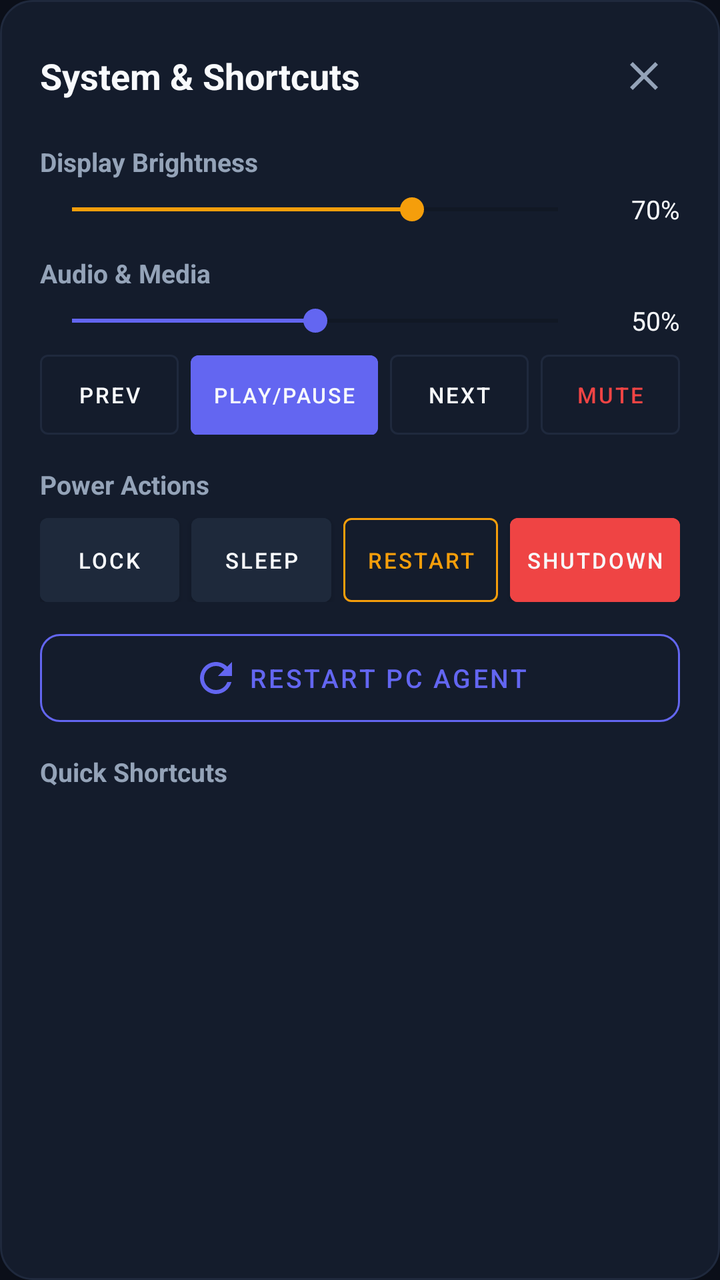
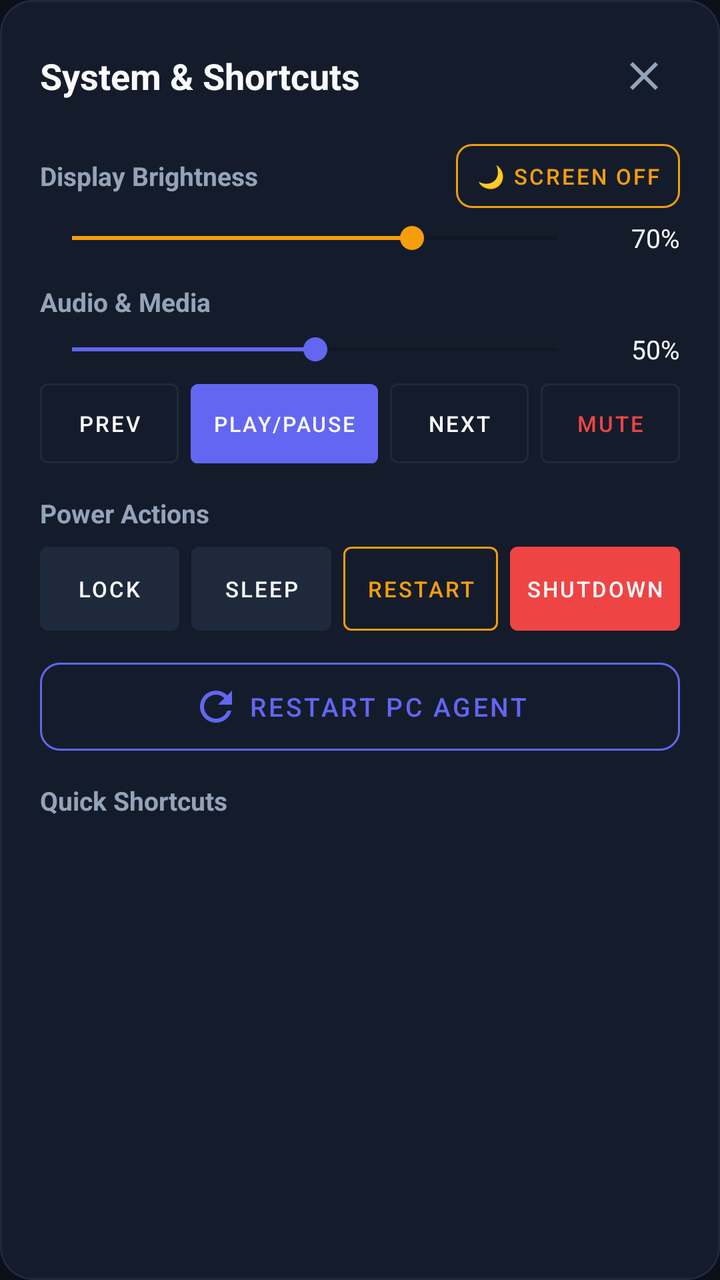

Two renders of the same Android screen: before a commit and after it. Below are the layout's source before the change and the commit's diff.
<!-- AndroidManifest.xml: application theme Theme.RemotePocket -->
<!-- res/layout/dialog_system_sheet.xml -->
<?xml version="1.0" encoding="utf-8"?>
<LinearLayout xmlns:android="http://schemas.android.com/apk/res/android"
    xmlns:app="http://schemas.android.com/apk/res-auto"
    android:layout_width="match_parent"
    android:layout_height="wrap_content"
    android:background="@drawable/bg_card_glass"
    android:orientation="vertical"
    android:padding="20dp">

    
    <LinearLayout
        android:layout_width="match_parent"
        android:layout_height="wrap_content"
        android:gravity="center_vertical"
        android:orientation="horizontal"
        android:paddingBottom="16dp">

        <TextView
            android:id="@+id/txtSystemSheetTitle"
            android:layout_width="0dp"
            android:layout_height="wrap_content"
            android:layout_weight="1"
            android:text="@string/system_controls_title"
            android:textColor="@color/text_primary"
            android:textSize="18sp"
            android:textStyle="bold" />

        <ImageButton
            android:id="@+id/btnCloseSystemSheet"
            android:layout_width="36dp"
            android:layout_height="36dp"
            android:background="?attr/selectableItemBackgroundBorderless"
            android:src="@drawable/ic_close"
            android:tint="@color/text_secondary" />
    </LinearLayout>

    
    <LinearLayout
        android:layout_width="match_parent"
        android:layout_height="wrap_content"
        android:gravity="center_vertical"
        android:orientation="horizontal">

        <TextView
            android:layout_width="0dp"
            android:layout_height="wrap_content"
            android:layout_weight="1"
            android:text="@string/section_display"
            android:textColor="@color/text_secondary"
            android:textSize="13sp"
            android:textStyle="bold" />

        <com.google.android.material.button.MaterialButton
            android:id="@+id/btnScreenOff"
            style="@style/Widget.MaterialComponents.Button.OutlinedButton"
            android:layout_width="wrap_content"
            android:layout_height="32dp"
            android:insetTop="0dp"
            android:insetBottom="0dp"
            android:minHeight="0dp"
            android:minWidth="0dp"
            android:paddingStart="10dp"
            android:paddingEnd="10dp"
            android:singleLine="true"
            android:text="@string/btn_screen_off"
            android:textColor="@color/accent_amber"
            android:textSize="11sp"
            android:visibility="gone"
            app:cornerRadius="8dp"
            app:strokeColor="@color/accent_amber" />
    </LinearLayout>

    <LinearLayout
        android:layout_width="match_parent"
        android:layout_height="wrap_content"
        android:gravity="center_vertical"
        android:orientation="horizontal"
        android:paddingTop="6dp"
        android:paddingBottom="14dp">

        <SeekBar
            android:id="@+id/seekBrightness"
            android:layout_width="0dp"
            android:layout_height="wrap_content"
            android:layout_weight="1"
            android:max="100"
            android:progress="70"
            android:progressTint="@color/accent_amber"
            android:thumbTint="@color/accent_amber" />

        <TextView
            android:id="@+id/txtBrightnessVal"
            android:layout_width="45dp"
            android:layout_height="wrap_content"
            android:gravity="end"
            android:text="70%"
            android:textColor="@color/text_primary"
            android:textSize="13sp" />
    </LinearLayout>

    
    <TextView
        android:layout_width="wrap_content"
        android:layout_height="wrap_content"
        android:text="@string/section_audio"
        android:textColor="@color/text_secondary"
        android:textSize="13sp"
        android:textStyle="bold" />

    <LinearLayout
        android:layout_width="match_parent"
        android:layout_height="wrap_content"
        android:gravity="center_vertical"
        android:orientation="horizontal"
        android:paddingTop="6dp"
        android:paddingBottom="8dp">

        <SeekBar
            android:id="@+id/seekVolume"
            android:layout_width="0dp"
            android:layout_height="wrap_content"
            android:layout_weight="1"
            android:max="100"
            android:progress="50"
            android:progressTint="@color/accent_indigo"
            android:thumbTint="@color/accent_indigo" />

        <TextView
            android:id="@+id/txtVolumeVal"
            android:layout_width="45dp"
            android:layout_height="wrap_content"
            android:gravity="end"
            android:text="50%"
            android:textColor="@color/text_primary"
            android:textSize="13sp" />
    </LinearLayout>

    
    <LinearLayout
        android:layout_width="match_parent"
        android:layout_height="wrap_content"
        android:orientation="horizontal"
        android:paddingBottom="16dp">

        <Button
            android:id="@+id/btnMediaPrev"
            style="@style/Widget.MaterialComponents.Button.OutlinedButton"
            android:layout_width="0dp"
            android:layout_height="40dp"
            android:layout_marginEnd="6dp"
            android:layout_weight="1"
            android:insetTop="0dp"
            android:insetBottom="0dp"
            android:minWidth="0dp"
            android:padding="0dp"
            android:singleLine="true"
            android:maxLines="1"
            android:text="@string/media_prev"
            android:textColor="@color/text_primary"
            android:textSize="11sp"
            app:strokeColor="@color/surface_card_border" />

        <Button
            android:id="@+id/btnMediaPlayPause"
            style="@style/Widget.MaterialComponents.Button"
            android:layout_width="0dp"
            android:layout_height="40dp"
            android:layout_marginEnd="6dp"
            android:layout_weight="1.35"
            android:backgroundTint="@color/accent_indigo"
            android:insetTop="0dp"
            android:insetBottom="0dp"
            android:minWidth="0dp"
            android:padding="0dp"
            android:singleLine="true"
            android:maxLines="1"
            android:text="@string/media_play_pause"
            android:textColor="@color/text_primary"
            android:textSize="10.5sp" />

        <Button
            android:id="@+id/btnMediaNext"
            style="@style/Widget.MaterialComponents.Button.OutlinedButton"
            android:layout_width="0dp"
            android:layout_height="40dp"
            android:layout_marginEnd="6dp"
            android:layout_weight="1"
            android:insetTop="0dp"
            android:insetBottom="0dp"
            android:minWidth="0dp"
            android:padding="0dp"
            android:singleLine="true"
            android:maxLines="1"
            android:text="@string/media_next"
            android:textColor="@color/text_primary"
            android:textSize="11sp"
            app:strokeColor="@color/surface_card_border" />

        <Button
            android:id="@+id/btnMediaMute"
            style="@style/Widget.MaterialComponents.Button.OutlinedButton"
            android:layout_width="0dp"
            android:layout_height="40dp"
            android:layout_weight="1"
            android:insetTop="0dp"
            android:insetBottom="0dp"
            android:minWidth="0dp"
            android:padding="0dp"
            android:singleLine="true"
            android:maxLines="1"
            android:text="@string/btn_mute"
            android:textColor="@color/accent_coral"
            android:textSize="11sp"
            app:strokeColor="@color/surface_card_border" />
    </LinearLayout>

    
    <TextView
        android:layout_width="wrap_content"
        android:layout_height="wrap_content"
        android:text="@string/section_power"
        android:textColor="@color/text_secondary"
        android:textSize="13sp"
        android:textStyle="bold" />

    <LinearLayout
        android:layout_width="match_parent"
        android:layout_height="wrap_content"
        android:orientation="horizontal"
        android:paddingTop="8dp"
        android:paddingBottom="16dp">

        <Button
            android:id="@+id/btnPowerLock"
            style="@style/Widget.MaterialComponents.Button"
            android:layout_width="0dp"
            android:layout_height="42dp"
            android:layout_marginEnd="6dp"
            android:layout_weight="0.95"
            android:backgroundTint="@color/btn_surface"
            android:insetTop="0dp"
            android:insetBottom="0dp"
            android:minWidth="0dp"
            android:padding="0dp"
            android:singleLine="true"
            android:maxLines="1"
            android:text="@string/btn_lock"
            android:textColor="@color/text_primary"
            android:textSize="11sp" />

        <Button
            android:id="@+id/btnPowerSleep"
            style="@style/Widget.MaterialComponents.Button"
            android:layout_width="0dp"
            android:layout_height="42dp"
            android:layout_marginEnd="6dp"
            android:layout_weight="0.95"
            android:backgroundTint="@color/btn_surface"
            android:insetTop="0dp"
            android:insetBottom="0dp"
            android:minWidth="0dp"
            android:padding="0dp"
            android:singleLine="true"
            android:maxLines="1"
            android:text="@string/btn_sleep"
            android:textColor="@color/text_primary"
            android:textSize="11sp" />

        <Button
            android:id="@+id/btnPowerRestart"
            style="@style/Widget.MaterialComponents.Button.OutlinedButton"
            android:layout_width="0dp"
            android:layout_height="42dp"
            android:layout_marginEnd="6dp"
            android:layout_weight="1.05"
            android:insetTop="0dp"
            android:insetBottom="0dp"
            android:minWidth="0dp"
            android:padding="0dp"
            android:singleLine="true"
            android:maxLines="1"
            android:text="@string/btn_restart"
            android:textColor="@color/accent_amber"
            android:textSize="11sp"
            app:strokeColor="@color/accent_amber" />

        <Button
            android:id="@+id/btnPowerShutdown"
            style="@style/Widget.MaterialComponents.Button"
            android:layout_width="0dp"
            android:layout_height="42dp"
            android:layout_weight="1.15"
            android:backgroundTint="@color/accent_coral"
            android:insetTop="0dp"
            android:insetBottom="0dp"
            android:minWidth="0dp"
            android:padding="0dp"
            android:singleLine="true"
            android:maxLines="1"
            android:text="@string/btn_shutdown"
            android:textColor="@color/text_primary"
            android:textSize="11sp" />
    </LinearLayout>

    <com.google.android.material.button.MaterialButton
        android:id="@+id/btnRestartAgent"
        style="@style/Widget.MaterialComponents.Button.OutlinedButton"
        android:layout_width="match_parent"
        android:layout_height="44dp"
        android:layout_marginBottom="16dp"
        android:insetTop="0dp"
        android:insetBottom="0dp"
        android:text="@string/btn_restart_agent"
        android:textColor="@color/accent_indigo"
        android:textSize="13sp"
        app:cornerRadius="10dp"
        app:icon="@drawable/ic_refresh"
        app:iconGravity="textStart"
        app:iconTint="@color/accent_indigo"
        app:strokeColor="@color/accent_indigo" />

    
    <TextView
        android:layout_width="wrap_content"
        android:layout_height="wrap_content"
        android:text="@string/section_shortcuts"
        android:textColor="@color/text_secondary"
        android:textSize="13sp"
        android:textStyle="bold" />

    <HorizontalScrollView
        android:layout_width="match_parent"
        android:layout_height="wrap_content"
        android:paddingTop="8dp"
        android:paddingEnd="16dp"
        android:clipToPadding="false"
        android:scrollbars="none">

        <LinearLayout
            android:id="@+id/layoutShortcutsContainer"
            android:layout_width="wrap_content"
            android:layout_height="wrap_content"
            android:orientation="horizontal" />
    </HorizontalScrollView>

</LinearLayout>
<!-- resources referenced by this layout -->
<resources>
  <color name="accent_amber">#F59E0B</color>
  <color name="accent_coral">#EF4444</color>
  <color name="accent_indigo">#6366F1</color>
  <color name="btn_surface">#1E293B</color>
  <color name="surface_card_border">#1F293D</color>
  <color name="text_primary">#F8FAFC</color>
  <color name="text_secondary">#94A3B8</color>
  <!-- drawable bg_card_glass (drawable) -->
  <?xml version="1.0" encoding="utf-8"?>
  <shape xmlns:android="http://schemas.android.com/apk/res/android"
      android:shape="rectangle">
      <solid android:color="@color/surface_card_translucent" />
      <stroke
          android:width="1dp"
          android:color="@color/surface_card_border" />
      <corners android:radius="16dp" />
  </shape>
  <!-- drawable ic_close (drawable) -->
  <vector xmlns:android="http://schemas.android.com/apk/res/android"
      android:width="24dp"
      android:height="24dp"
      android:viewportWidth="24"
      android:viewportHeight="24">
    <path
        android:fillColor="@android:color/white"
        android:pathData="M19,6.41L17.59,5 12,10.59 6.41,5 5,6.41 10.59,12 5,17.59 6.41,19 12,13.41 17.59,19 19,17.59 13.41,12z"/>
  </vector>
  <!-- drawable ic_refresh (drawable) -->
  <vector xmlns:android="http://schemas.android.com/apk/res/android"
      android:width="24dp"
      android:height="24dp"
      android:viewportWidth="24"
      android:viewportHeight="24">
      <path
          android:fillColor="@color/text_primary"
          android:pathData="M17.65,6.35C16.2,4.9 14.21,4 12,4c-4.42,0 -7.99,3.58 -7.99,8s3.57,8 7.99,8c3.73,0 6.84,-2.55 7.73,-6h-2.08c-0.82,2.33 -3.04,4 -5.65,4 -3.31,0 -6,-2.69 -6,-6s2.69,-6 6,-6c1.66,0 3.14,0.69 4.22,1.78L13,11h7V4l-2.35,2.35z"/>
  </vector>
  <string name="btn_lock">Lock</string>
  <string name="btn_mute">Mute</string>
  <string name="btn_restart">Restart</string>
  <string name="btn_restart_agent">Restart PC Agent</string>
  <string name="btn_screen_off">🌙 Screen Off</string>
  <string name="btn_shutdown">Shutdown</string>
  <string name="btn_sleep">Sleep</string>
  <string name="media_next">Next</string>
  <string name="media_play_pause">Play/Pause</string>
  <string name="media_prev">Prev</string>
  <string name="section_audio">Audio &amp; Media</string>
  <string name="section_display">Display Brightness</string>
  <string name="section_power">Power Actions</string>
  <string name="section_shortcuts">Quick Shortcuts</string>
  <string name="system_controls_title">System &amp; Shortcuts</string>
  <style name="Theme.RemotePocket" parent="Theme.MaterialComponents.DayNight.NoActionBar">
          <item name="colorPrimary">@color/accent_indigo</item>
          <item name="colorPrimaryVariant">@color/accent_indigo_variant</item>
          <item name="colorSecondary">@color/accent_emerald</item>
          <item name="android:windowBackground">@color/bg_dark</item>
          <item name="android:statusBarColor">@color/bg_dark</item>
          <item name="android:navigationBarColor">@color/bg_dark</item>
          <item name="android:windowLightStatusBar">false</item>
      </style>
  <color name="surface_card_translucent">#D9161F30</color>
  <color name="accent_indigo_variant">#4F46E5</color>
  <color name="accent_emerald">#10B981</color>
  <color name="bg_dark">#0B0F19</color>
</resources>

<!-- the commit's change to res/layout/dialog_system_sheet.xml (unified diff, before → after) -->
@@ -65,7 +65,7 @@
             android:text="@string/btn_screen_off"
             android:textColor="@color/accent_amber"
             android:textSize="11sp"
-            android:visibility="gone"
+            android:visibility="visible"
             app:cornerRadius="8dp"
             app:strokeColor="@color/accent_amber" />
     </LinearLayout>
